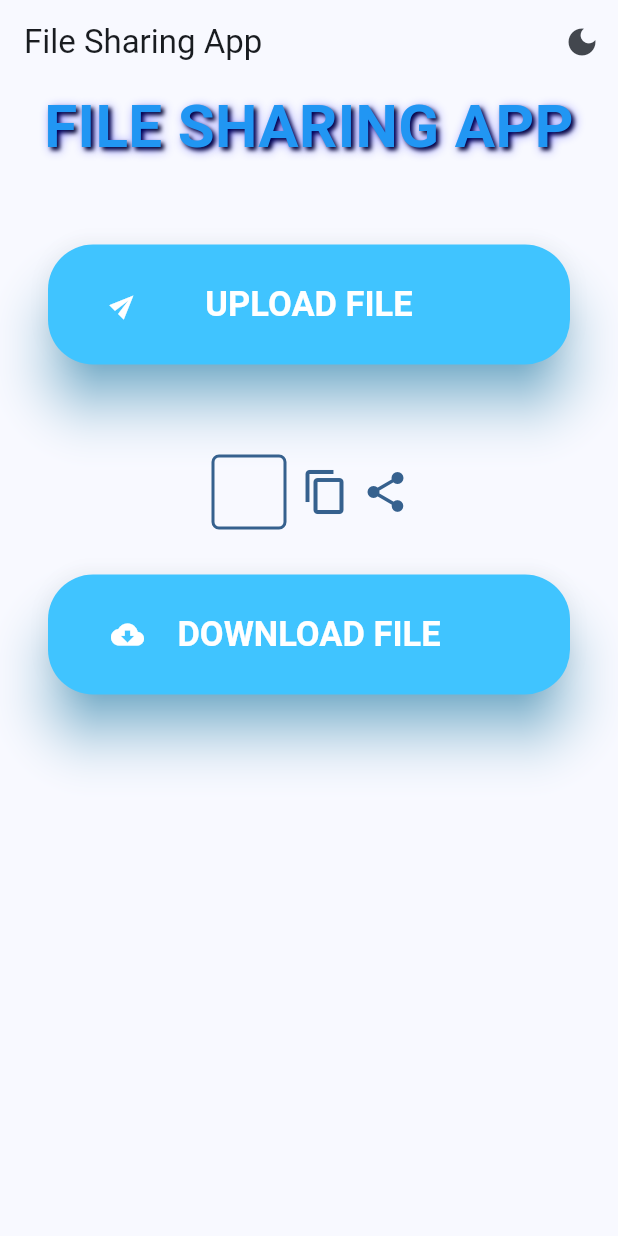
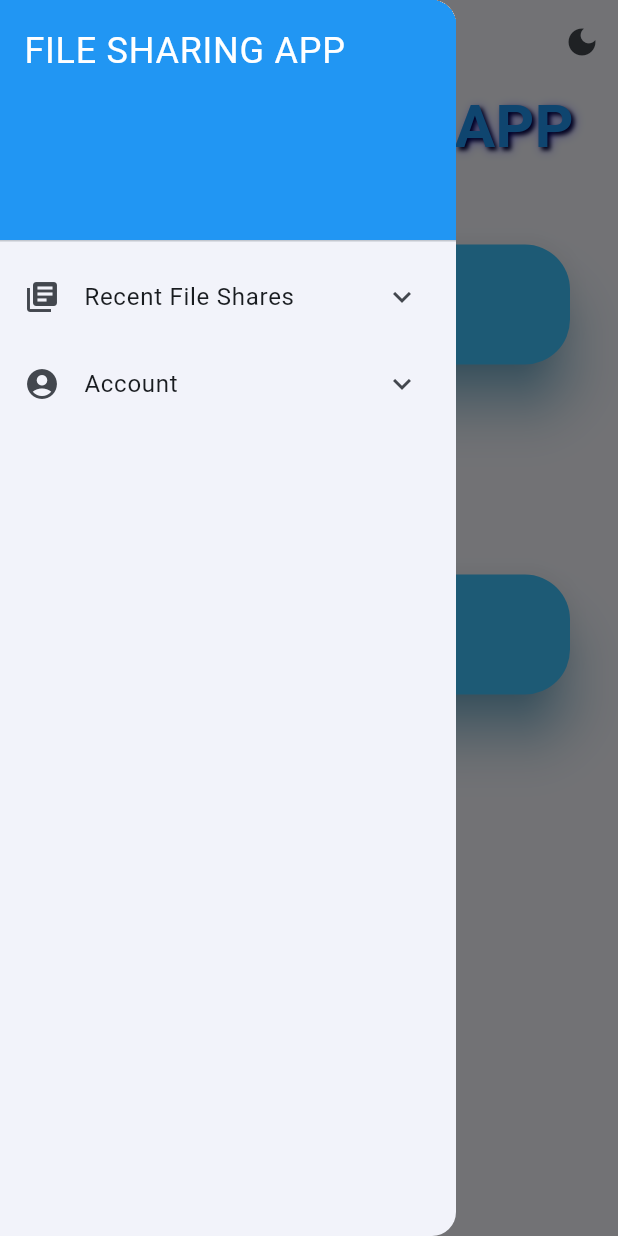
Before and after one commit to OpenLake/File-Sharing-App, a Flutter app: the screen it shows after launch, with the side drawer open (before the commit the screen has no drawer), on a phone screen of 412 x 824 dp. Run offline on Flutter 3.47's test engine with Material 3 defaults, Android fonts, the phone set to English and light mode, and no system bars; our stand-ins replace file_picker, share_plus, shared_preferences; missing offline and left inert: encrypt, pointycastle.

Commit message:
added sidebar

```diff
--- a/filesharing/lib/main.dart
+++ b/filesharing/lib/main.dart
@@ -112,6 +112,7 @@ class _MyHomePageState extends State<MyHomePage> {
   bool isUploading = false; // Track upload state
   bool isDownloading = false; // Track download state
   Map<String, dynamic>? encryptionMetadata; // Store encryption metadata
+  String selectedPage = '';
 
   void _setUploading(bool value) {
     if (!mounted) return;
@@ -349,6 +350,37 @@ class _MyHomePageState extends State<MyHomePage> {
           ),
         ],
       ),
+      drawer: Drawer(
+        child: ListView(
+          padding: EdgeInsets.zero,
+          children: <Widget>[
+            const DrawerHeader(
+              decoration: BoxDecoration(color: Colors.blue),
+              child: Text('FILE SHARING APP', style: TextStyle(color: Colors.white, fontSize: 24)),
+            ),
+            const ExpansionTile(
+              leading: Icon(Icons.library_books),
+              title: Text('Recent File Shares'),
+              childrenPadding: EdgeInsets.only(left: 40),
+              children: [], // Users file shares as a list of files
+            ),
+            ExpansionTile(
+              leading: const Icon(Icons.account_circle),
+              title: const Text('Account'),
+              childrenPadding: const EdgeInsets.only(left: 40),
+              children: [
+                ListTile(
+                  leading: const Icon(Icons.person),
+                  title: const Text('View/Edit Profile'),
+                  onTap: () {
+                    selectedPage = 'view-edit-profile';
+                  },
+                ),
+              ],
+            ),
+          ],
+        ),
+      ),
       body: SingleChildScrollView(
         child: Center(
           child: Column(
```
